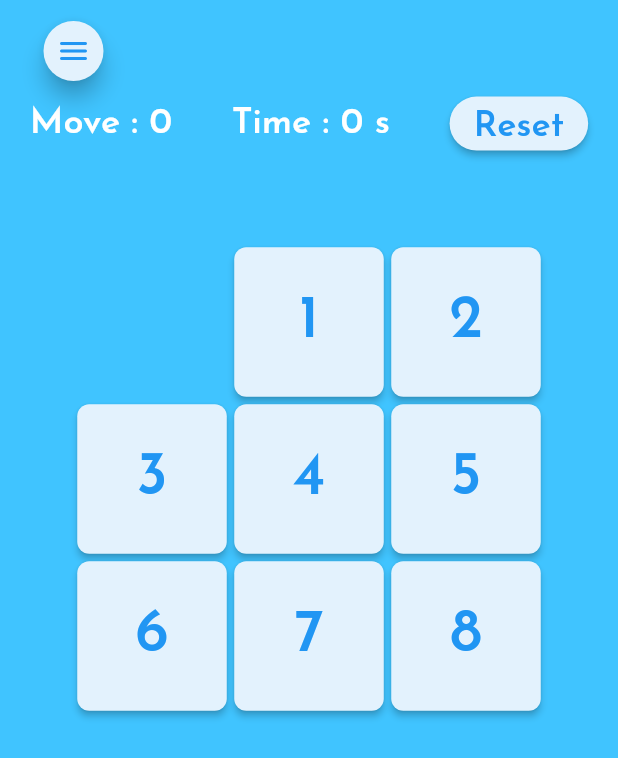
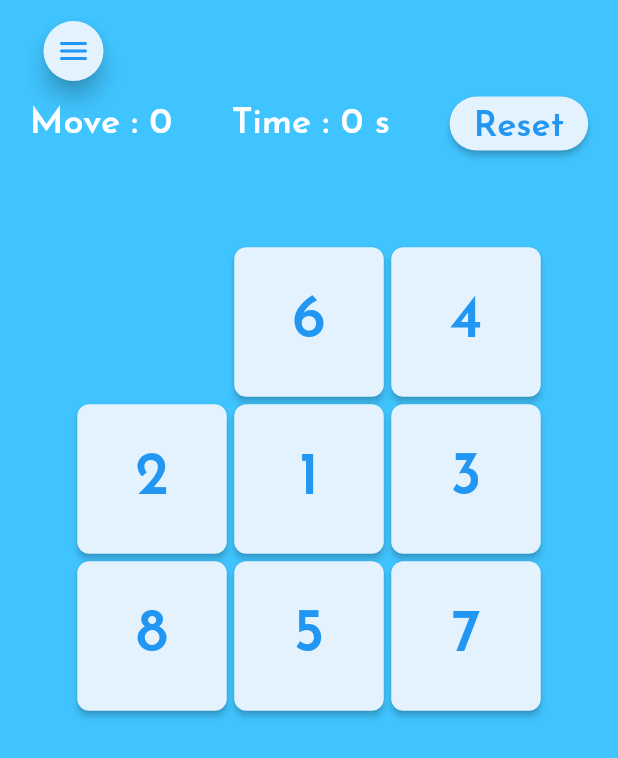
Before and after one commit to DrozdAllan/mypuzzle, a Flutter app: the screen it shows after launch, on a phone screen of 412 x 824 dp. Shown: the top 758 px of the screen. Run offline on Flutter 3.47's test engine with Material 2 defaults, Android fonts, the phone set to English and light mode, and no system bars; our stand-ins replace firebase_core, flutter_riverpod, hive, hive_flutter, lottie; accounts and stored records are empty; statements that could not run were skipped.

```diff
--- a/lib/main.dart
+++ b/lib/main.dart
@@ -1,3 +1,5 @@
+import 'package:firebase_core/firebase_core.dart';
+import 'firebase_options.dart';
 import 'package:flutter/material.dart';
 import 'package:flutter_riverpod/flutter_riverpod.dart';
 import 'package:mypuzzle/database/hive_db.dart';
@@ -6,6 +8,9 @@ import 'package:mypuzzle/theme.dart';
 
 Future<void> main() async {
   WidgetsFlutterBinding.ensureInitialized();
+  await Firebase.initializeApp(
+    options: DefaultFirebaseOptions.currentPlatform,
+  );
   await HiveDb.init();
   runApp(
     const ProviderScope(
@@ -20,7 +25,7 @@ class MyApp extends StatelessWidget {
   @override
   Widget build(BuildContext context) {
     return MaterialApp(
-      title: 'Flutter Demo',
+      title: 'Allan Drozd Flutter Hackaton',
       theme: myTheme,
       home: const Wrapper(),
       onUnknownRoute: (context) => MaterialPageRoute(
--- a/lib/screens/board.dart
+++ b/lib/screens/board.dart
@@ -28,8 +28,7 @@ class _BoardState extends ConsumerState<Board> {
   @override
   void initState() {
     super.initState();
-    // TODO: reenable the shuffle when finished
-    // numbers.shuffle();
+    numbers.shuffle();
   }
 
   @override
--- a/lib/screens/desktop/desktop_layout.dart
+++ b/lib/screens/desktop/desktop_layout.dart
@@ -117,9 +117,8 @@ class _WavedDrawerState extends ConsumerState<WavedDrawer>
         child: Column(
           mainAxisAlignment: MainAxisAlignment.spaceAround,
           children: [
-            // TODO: maybe create a logo ? with puzzle or tetris look ?
             const FlutterLogo(
-              size: 64.0,
+              size: 112.0,
             ),
             TextButton(
               onPressed: () {
--- a/lib/screens/mobile/mobile_drawer.dart
+++ b/lib/screens/mobile/mobile_drawer.dart
@@ -39,7 +39,7 @@ class _MobileDrawerState extends ConsumerState<MobileDrawer> {
               const Padding(
                 padding: EdgeInsets.symmetric(vertical: 28.0),
                 child: FlutterLogo(
-                  size: 60.0,
+                  size: 92.0,
                 ),
               ),
               Padding(
--- a/pubspec.yaml
+++ b/pubspec.yaml
@@ -41,6 +41,7 @@ dependencies:
     collection: ^1.15.0
     url_launcher: ^6.0.20
     lottie: ^1.2.2
+    firebase_core: ^1.13.1
 
 dev_dependencies:
     flutter_test:
```
Also changed, not shown: lib/screens/stats.dart (+13 -3 lines), firebase.json (added), lib/firebase_options.dart (added), pubspec.lock, 3 other files.
